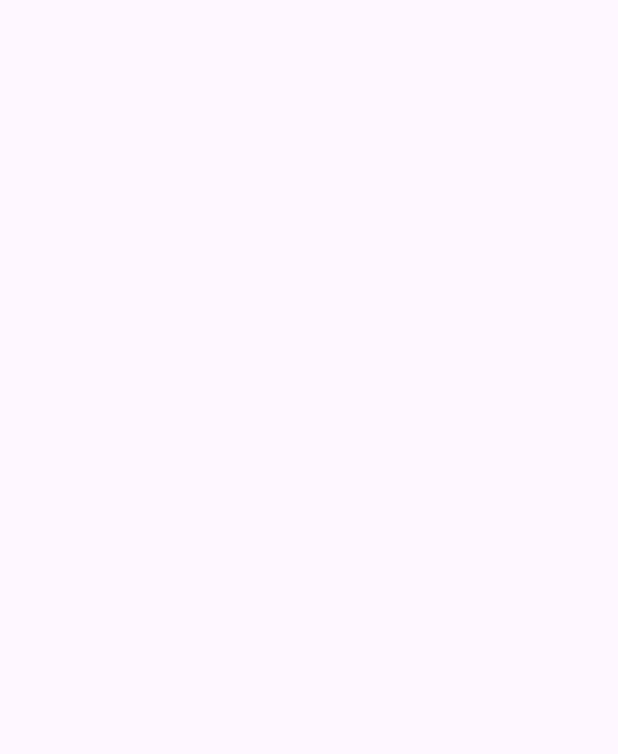
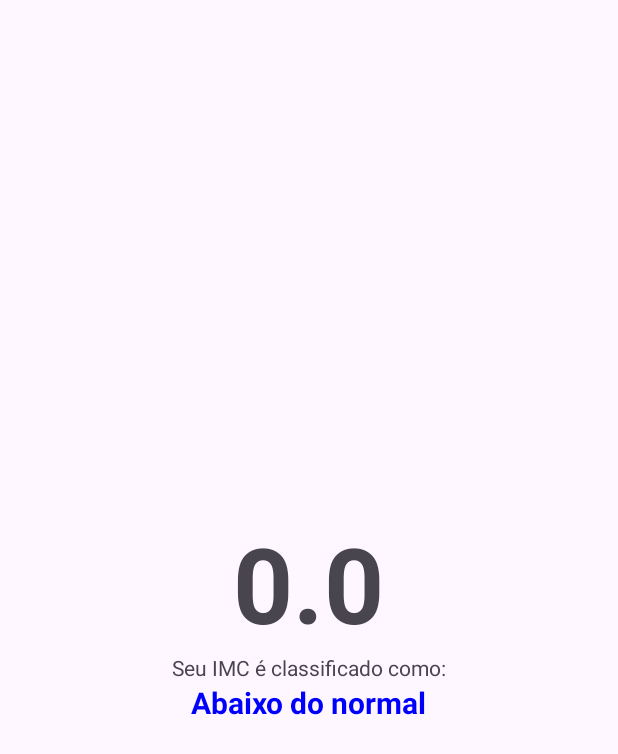
Before and after one commit to LuisGuilhermeMacedo/imc_calculator, an Android app: the ResultActivity screen opened directly, with no data from a screen before it, on a phone screen of 412 x 824 dp. Before the commit the part shown is empty. Shown: the top 754 px of the screen. Run offline under Robolectric (Android 15) with nearby library versions, the phone set to English and light mode, and no system bars.

Commit message:
New IMC algoritm

```diff
--- a/app/src/main/java/com/comunidadedevspace/imc/MainActivity.kt
+++ b/app/src/main/java/com/comunidadedevspace/imc/MainActivity.kt
@@ -33,6 +33,7 @@ class MainActivity : AppCompatActivity() {
                 //Ir para a proxima tela
                 // Enviar para proxima tela os resultados
                 val intent = Intent(this, ResultActivity::class.java)
+                intent.putExtra(KEY_RESULT_IMC, imc)
                 startActivity(intent)
 
             } else {
--- a/app/src/main/java/com/comunidadedevspace/imc/ResultActivity.kt
+++ b/app/src/main/java/com/comunidadedevspace/imc/ResultActivity.kt
@@ -1,20 +1,52 @@
 package com.comunidadedevspace.imc
 
 import android.os.Bundle
+import android.widget.TextView
 import androidx.activity.enableEdgeToEdge
 import androidx.appcompat.app.AppCompatActivity
 import androidx.core.view.ViewCompat
 import androidx.core.view.WindowInsetsCompat
 
+const val KEY_RESULT_IMC = "ResultActivity.KEY_IMC"
+
 class ResultActivity : AppCompatActivity() {
     override fun onCreate(savedInstanceState: Bundle?) {
         super.onCreate(savedInstanceState)
-        enableEdgeToEdge()
         setContentView(R.layout.activity_result)
-        ViewCompat.setOnApplyWindowInsetsListener(findViewById(R.id.main)) { v, insets ->
-            val systemBars = insets.getInsets(WindowInsetsCompat.Type.systemBars())
-            v.setPadding(systemBars.left, systemBars.top, systemBars.right, systemBars.bottom)
-            insets
+
+        val result = intent.getFloatExtra(KEY_RESULT_IMC, 0f)
+
+        val tvResult = findViewById<TextView>(R.id.tv_result)
+        val tvClass = findViewById<TextView>(R.id.tv_class)
+        val tvClassLabel = findViewById<TextView>(R.id.tv_class_label)
+
+        tvResult.text = result.toString()
+
+        if (result >= 40.0) {
+            tvClass.text = "Obesidade grau III"
+            tvClass.setTextColor(getColor(R.color.red))
+            //Obesidade grau 3
+        } else if (result >= 35.0 && result <=39.9) {
+            tvClass.text = "Obesidade grau II"
+            tvClass.setTextColor(getColor(R.color.red))
+            //Obesidade grau 2
+        } else if (result >= 30.0 && result <=34.9) {
+            tvClass.text = "Obesidade grau I"
+            tvClass.setTextColor(getColor(R.color.orange))
+            //Obesidade grau 1
+        } else if (result >= 25.0 && result <=29.9) {
+            tvClass.text = "Sobrepeso"
+            tvClass.setTextColor(getColor(R.color.yellow))
+            //Obesidade Sobrepeso
+        } else if (result >= 18.6 && result <=24.9) {
+            tvClass.text = "Normal"
+            tvClass.setTextColor(getColor(R.color.green))
+            //Normal
+        } else if (result <= 18.5) {
+            tvClass.text = "Abaixo do normal"
+            tvClass.setTextColor(getColor(R.color.blue))
+            //Abaixo do Normal
         }
+
     }
 }
--- a/app/src/main/res/layout/activity_result.xml
+++ b/app/src/main/res/layout/activity_result.xml
@@ -1,10 +1,32 @@
 <?xml version="1.0" encoding="utf-8"?>
-<androidx.constraintlayout.widget.ConstraintLayout xmlns:android="http://schemas.android.com/apk/res/android"
-    xmlns:app="http://schemas.android.com/apk/res-auto"
+<LinearLayout xmlns:android="http://schemas.android.com/apk/res/android"
     xmlns:tools="http://schemas.android.com/tools"
-    android:id="@+id/main"
     android:layout_width="match_parent"
     android:layout_height="match_parent"
+    android:orientation="vertical"
+    android:gravity="center"
     tools:context=".ResultActivity">
 
-</androidx.constraintlayout.widget.ConstraintLayout>
+    <TextView
+        android:id="@+id/tv_result"
+        android:layout_width="wrap_content"
+        android:layout_height="wrap_content"
+        android:maxLength="5"
+        android:textStyle="bold"
+        android:textSize="70dp"
+        tools:text="23.66" />
+
+    <TextView
+        android:id="@+id/tv_class_label"
+        android:layout_width="wrap_content"
+        android:layout_height="wrap_content"
+        android:text="Seu IMC é classificado como:" />
+
+    <TextView
+        android:id="@+id/tv_class"
+        android:layout_width="wrap_content"
+        android:layout_height="wrap_content"
+        android:textStyle="bold"
+        android:textSize="20dp"
+        tools:text="NORMAL" />
+</LinearLayout>
--- a/app/src/main/res/values/colors.xml
+++ b/app/src/main/res/values/colors.xml
@@ -4,5 +4,11 @@
     <color name="white">#FFFFFFFF</color>
     <color name="lightgray">#555555</color>
     <color name="darkgray">#333333</color>
+    <color name="red">#FF0000</color>
+    <color name="yellow">#FFFF00</color>
+    <color name="orange">#FFA500</color>
+    <color name="green">#00FF00</color>
+    <color name="blue">#0000FF</color>
+
 
 </resources>
```
